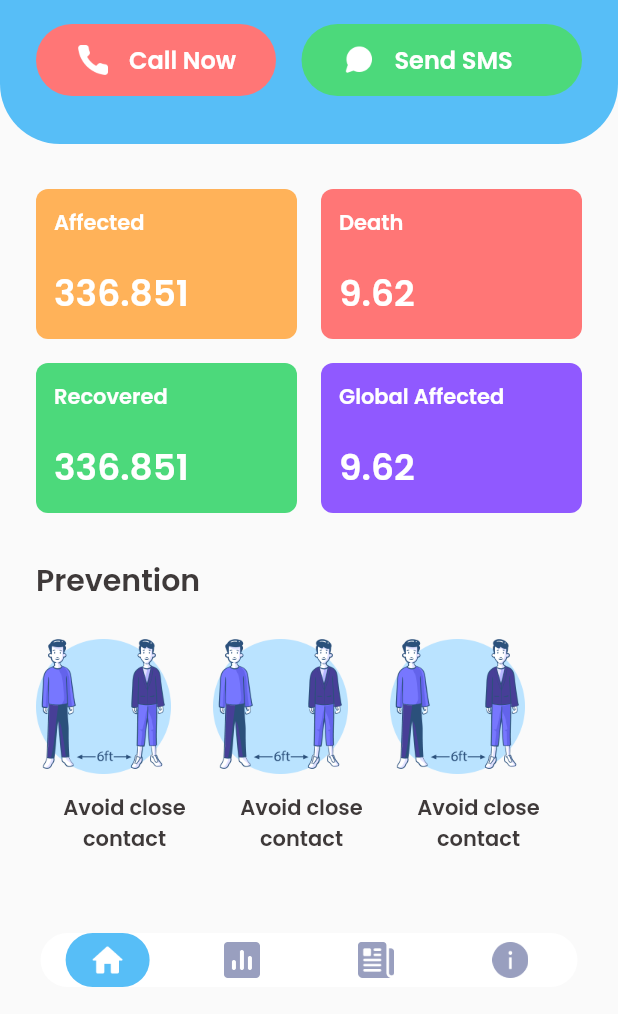
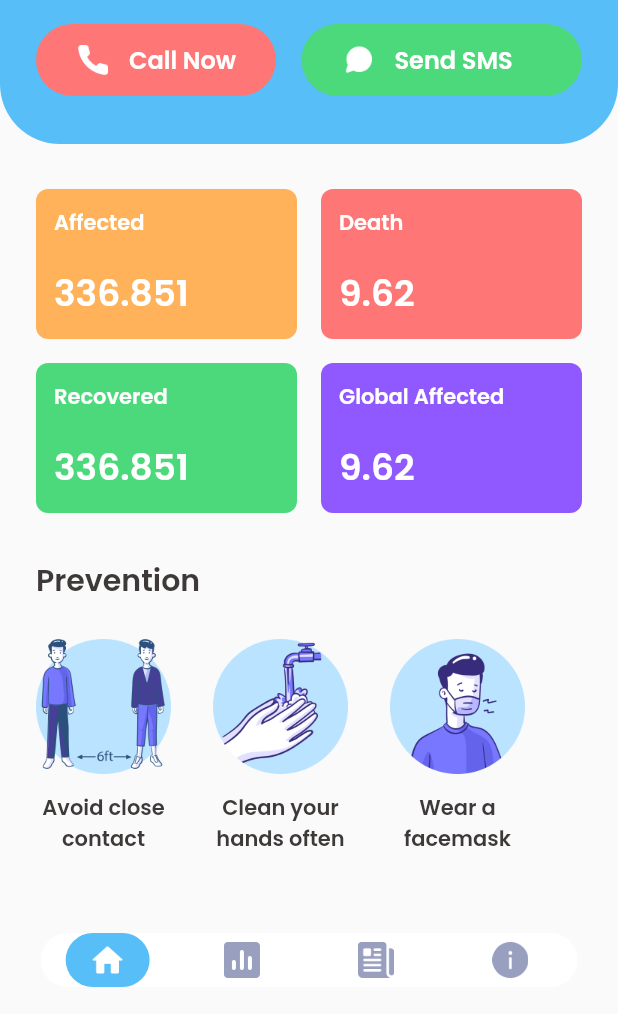
Before and after one commit to fahadhafizdev/covid_app, a Flutter app: the screen it shows after launch, scrolled down 130 dp, on a phone screen of 412 x 824 dp, the part 222-1236 px from its top. Run offline on Flutter 3.47's test engine with Material 2 defaults, Android fonts, the light colour scheme and no system bars; our stand-ins replace google_fonts.

Commit message:
update home_page prevention

```diff
--- a/lib/ui/page/home_page.dart
+++ b/lib/ui/page/home_page.dart
@@ -199,9 +199,18 @@ class HomePage extends StatelessWidget {
         child: ListView(
           scrollDirection: Axis.horizontal,
           children: [
-            CustomPrevention(),
-            CustomPrevention(),
-            CustomPrevention(),
+            CustomPrevention(
+              imgUrl: 'assets/images/prevention1.png',
+              text: 'Avoid close\ncontact',
+            ),
+            CustomPrevention(
+              imgUrl: 'assets/images/prevention2.png',
+              text: 'Clean your\nhands often',
+            ),
+            CustomPrevention(
+              imgUrl: 'assets/images/prevention3.png',
+              text: 'Wear a\nfacemask',
+            ),
           ],
         ),
       );
--- a/lib/ui/widget/custom_prevention_widget.dart
+++ b/lib/ui/widget/custom_prevention_widget.dart
@@ -2,28 +2,36 @@ import 'package:flutter/material.dart';
 import 'package:covid_app/shared/theme.dart';
 
 class CustomPrevention extends StatelessWidget {
+  final String imgUrl;
+  final String text;
+
+  CustomPrevention({this.text, this.imgUrl});
+
   @override
   Widget build(BuildContext context) {
-    return Column(
+    return Container(
+      margin: EdgeInsets.only(right: 28),
+      child: Column(
         children: [
           Container(
-          margin: EdgeInsets.only(bottom: 12, right: 28),
+            margin: EdgeInsets.only(bottom: 12),
             height: 90,
             width: 90,
             decoration: BoxDecoration(
               image: DecorationImage(
-              image: AssetImage('assets/images/prevention1.png'),
+                image: AssetImage(imgUrl),
               ),
             ),
           ),
           Text(
-          'Avoid close\ncontact',
+            text,
             textAlign: TextAlign.center,
             style: blackTextStyle.copyWith(
               fontWeight: semiBold,
             ),
           )
         ],
+      ),
     );
   }
 }
```
Lines whose indentation alone changed are shown as unchanged.
